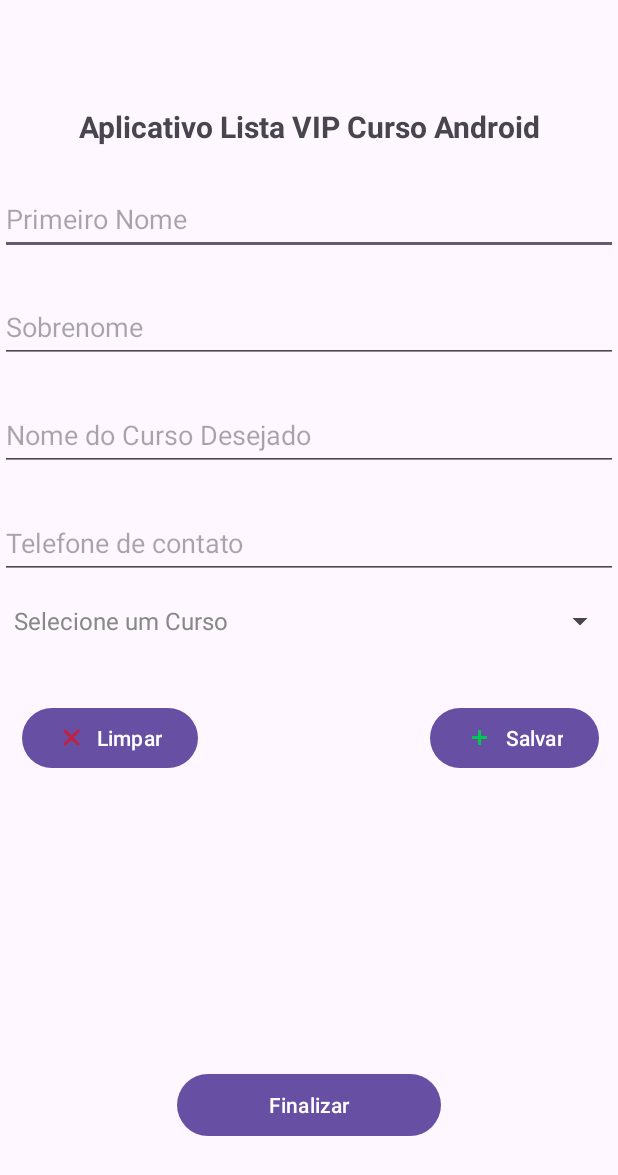
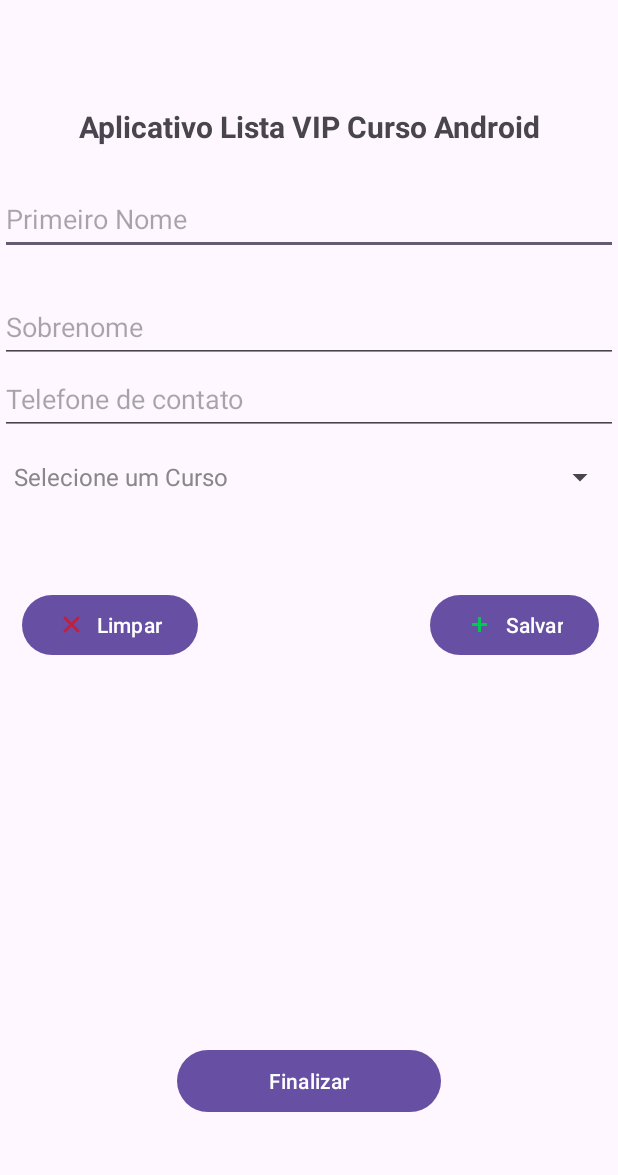
Before and after one commit to FelipeThiagoSantana/AppListasCurso, an Android app built with Jetpack Compose: the screen it shows after launch (MainActivity), after a tap on "Salvar", on a phone screen of 412 x 824 dp. Shown: the top 1175 px of the screen. Run offline under Robolectric (Android 15) with nearby library versions, the phone set to English and light mode, and no system bars.

```diff
--- a/app/src/main/java/com/example/applistascurso/controller/PessoaController.java
+++ b/app/src/main/java/com/example/applistascurso/controller/PessoaController.java
@@ -1,33 +1,56 @@
 package com.example.applistascurso.controller;
 
+import android.content.ContentValues;
 import android.content.SharedPreferences;
 import android.util.Log;
 
+import com.example.applistascurso.database.ListaCursosDB;
 import com.example.applistascurso.model.Pessoa;
 import com.example.applistascurso.view.MainActivity;
 
-public class PessoaController {
+import java.util.List;
+
+public class PessoaController extends ListaCursosDB {
 
     SharedPreferences preferences;
     SharedPreferences.Editor listaVip;
     public static final String NOME_PREFERENCES = "pref_listavip";
 
     public PessoaController(MainActivity mainActivity) {
+        super(mainActivity);
         preferences = mainActivity.getSharedPreferences("NOME_PREFERENCES", 0);
         listaVip = preferences.edit();
     }
 
     public void salvar(Pessoa pessoa) {
+        ContentValues dados = new ContentValues();
 
         listaVip.putString("primeroNome", pessoa.getPrimeiroNome());
         listaVip.putString("sobrenome", pessoa.getSobrenome());
-        listaVip.putString("cursoDesejado", pessoa.getCursoDesejado());
+        //listaVip.putString("cursoDesejado", pessoa.getCursoDesejado());
         listaVip.putString("telefoneContato", pessoa.getTelefoneContato());
         listaVip.apply();
+
+        dados.put("nome", pessoa.getPrimeiroNome());
+        dados.put("sobrenome", pessoa.getSobrenome());
+        dados.put("telefoneContato", pessoa.getTelefoneContato());
+        dados.put("cursoDesejado", pessoa.getCursoDesejado());
+
+        salvarObjeto("Pessoas", dados);
+
 
         Log.d("PessoaController", "Salvando pessoa: " + pessoa.toString());
 
     }
+    public void atualizarNome(String nome) {
+        ContentValues dados = new ContentValues();
+        listaVip.putString("primeroNome", nome);
+        listaVip.apply();
+        dados.put("nome", nome);
+        atualizarObjeto("Pessoas", nome, dados);
+    }
+
+
 
 
     public Pessoa buscar(Pessoa pessoa) {
@@ -39,6 +62,10 @@ public class PessoaController {
         return pessoa;
     }
 
+    public List<Pessoa> getListaDePessoas() {
+        return listarPessoas();
+    }
+
     public void limpar() {
         listaVip.clear();
         listaVip.apply();
--- a/app/src/main/java/com/example/applistascurso/database/ListaCursosDB.java
+++ b/app/src/main/java/com/example/applistascurso/database/ListaCursosDB.java
@@ -1,5 +1,6 @@
 package com.example.applistascurso.database;
 
+import android.content.ContentValues;
 import android.content.Context;
 import android.database.Cursor;
 import android.database.sqlite.SQLiteDatabase;
@@ -8,11 +9,16 @@ import android.database.sqlite.SQLiteOpenHelper;
 import androidx.annotation.Nullable;
 
 import com.example.applistascurso.controller.CursoController;
+import com.example.applistascurso.model.Pessoa;
+
+import java.util.ArrayList;
+import java.util.HashSet;
+import java.util.List;
 
 public class ListaCursosDB extends SQLiteOpenHelper {
 
-    public static final String DB_NAME = "Pessoa.db";
-    public static final int DB_VERSION = 1;
+    private static final String DB_NAME = "Pessoa.db";
+    private static final int DB_VERSION = 1;
 
     Cursor cursor;
 
@@ -28,9 +34,9 @@ public class ListaCursosDB extends SQLiteOpenHelper {
     @Override
     public void onCreate(SQLiteDatabase db) {
 
-        String sqlTabela = "CREATE TABLE Pessoas (id INTEGER PRIMARY KEY AUTOINCREMENT, "+
-                "nome TEXT, "+
-                "sobrenome TEXT, "+
+        String sqlTabela = "CREATE TABLE Pessoas (id INTEGER PRIMARY KEY AUTOINCREMENT, " +
+                "nome TEXT, " +
+                "sobrenome TEXT, " +
                 "telefoneContato TEXT, " +
                 "cursoDesejado TEXT)";
         db.execSQL(sqlTabela);
@@ -38,6 +44,56 @@ public class ListaCursosDB extends SQLiteOpenHelper {
 
     @Override
     public void onUpgrade(SQLiteDatabase db, int oldVersion, int newVersion) {
+    }
+
+    public void salvarObjeto(String tabela,
+                             ContentValues dados) {
+        db.insert(tabela, null, dados);
+
 
     }
+
+    public List<Pessoa> listarPessoas() {
+        List<Pessoa> pessoas = new ArrayList<>();
+
+
+        Pessoa registro;
+
+        String querySQL = "SELECT * FROM Pessoas";
+
+        cursor = db.rawQuery(querySQL, null);
+
+        if (cursor.moveToFirst()) {
+            do {
+                registro = new Pessoa();
+                registro.setIdPessoa(cursor.getInt(0));
+                registro.setPrimeiroNome(cursor.getString(1));
+                registro.setSobrenome(cursor.getString(2));
+                registro.setTelefoneContato(cursor.getString(3));
+                registro.setCursoDesejado(cursor.getString(4));
+
+
+                pessoas.add(registro);
+
+            } while (cursor.moveToNext());
+        } else{
+            return null;
+        }
+
+        return pessoas;
+
+    }
+
+    public void atualizarObjeto(String tabela, String nomeColuna,
+                             ContentValues dados) {
+        db.insert(tabela, nomeColuna, dados);
+    }
+
+
+
+
+
+
+
+
 }
--- a/app/src/main/java/com/example/applistascurso/view/MainActivity.java
+++ b/app/src/main/java/com/example/applistascurso/view/MainActivity.java
@@ -27,13 +27,13 @@ public class MainActivity extends AppCompatActivity {
 
     EditText editPrimeiroNome;
     EditText editSobrenome;
-    EditText editCursoDesejado;
     EditText editTelefoneContato;
     List<String> nomesDosCursos;
     Button btnLimpar;
     Button btnSalvar;
     Button btnFinalizar;
     Spinner spinner;
+    List<Pessoa> listaDePessoas;
 
 
     @Override
@@ -52,10 +52,13 @@ public class MainActivity extends AppCompatActivity {
         Pessoa pessoa = new Pessoa();
         controller.buscar(pessoa);
 
+        listaDePessoas = controller.getListaDePessoas();
+
+
+
 
         editPrimeiroNome = findViewById(R.id.editPrimeiroNome);
         editSobrenome = findViewById(R.id.editSobrenome);
-        editCursoDesejado = findViewById(R.id.editCursoDesejado);
         editTelefoneContato = findViewById(R.id.editTelefoneContato);
         spinner = findViewById(R.id.spinner);
 
@@ -94,14 +97,12 @@ public class MainActivity extends AppCompatActivity {
 
         editPrimeiroNome.setText(pessoa.getPrimeiroNome());
         editSobrenome.setText(pessoa.getSobrenome());
-        editCursoDesejado.setText(pessoa.getCursoDesejado());
         editTelefoneContato.setText(pessoa.getTelefoneContato());
 
 
         btnLimpar.setOnClickListener(view -> {
             editPrimeiroNome.setText("");
             editSobrenome.setText("");
-            editCursoDesejado.setText("");
             editTelefoneContato.setText("");
 
             controller.limpar();
@@ -110,15 +111,19 @@ public class MainActivity extends AppCompatActivity {
         });
 
         btnFinalizar.setOnClickListener(view -> {
+            pessoa.setPrimeiroNome(editPrimeiroNome.getText().toString());
             Toast.makeText(MainActivity.this, "Finalizando aplicação", Toast.LENGTH_LONG).show();
-            finish();
+            controller.atualizarNome(pessoa.getPrimeiroNome());
+
         });
+
+
 
         btnSalvar.setOnClickListener(view -> {
             pessoa.setPrimeiroNome(editPrimeiroNome.getText().toString());
             pessoa.setSobrenome(editSobrenome.getText().toString());
-            pessoa.setCursoDesejado(editCursoDesejado.getText().toString());
             pessoa.setTelefoneContato(editTelefoneContato.getText().toString());
+            pessoa.setCursoDesejado(spinner.getSelectedItem().toString());
 
             Toast.makeText(MainActivity.this, "Dados do " + pessoa.getPrimeiroNome() + " salvos com sucesso!", Toast.LENGTH_LONG).show();
 
--- a/app/src/main/res/layout/activity_main.xml
+++ b/app/src/main/res/layout/activity_main.xml
@@ -46,28 +46,15 @@
         app:layout_constraintTop_toBottomOf="@+id/editPrimeiroNome" />
 
     <EditText
-        android:id="@+id/editCursoDesejado"
+        android:id="@+id/editTelefoneContato"
         android:layout_width="0dp"
         android:layout_height="48dp"
-        android:layout_marginTop="24dp"
         android:ems="10"
+        android:hint="@string/txt_hint_telefone_de_contato"
         android:inputType="text"
-        android:hint="@string/txt_hint_nome_do_curso_desejado"
         app:layout_constraintEnd_toEndOf="parent"
         app:layout_constraintStart_toStartOf="parent"
         app:layout_constraintTop_toBottomOf="@+id/editSobrenome" />
-
-    <EditText
-        android:id="@+id/editTelefoneContato"
-        android:layout_width="0dp"
-        android:layout_height="48dp"
-        android:layout_marginTop="24dp"
-        android:ems="10"
-        android:inputType="text"
-        android:hint="@string/txt_hint_telefone_de_contato"
-        app:layout_constraintEnd_toEndOf="parent"
-        app:layout_constraintStart_toStartOf="parent"
-        app:layout_constraintTop_toBottomOf="@+id/editCursoDesejado" />
 
     <Spinner
         android:id="@+id/spinner"
```
Also changed, not shown: app/src/main/java/com/example/applistascurso/model/Pessoa.java (+9 -0 lines).
